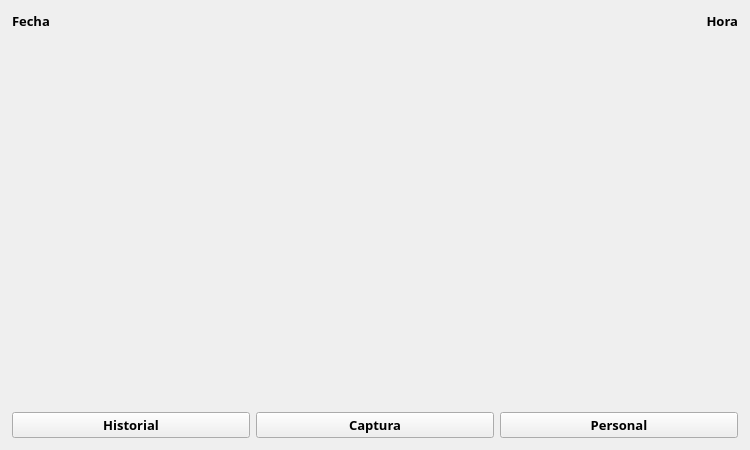
This is ventanaprincipal.ui in enchiladaSuiza/AsistenciaFototeca as Qt 5 draws it before an edit. The edited form follows.
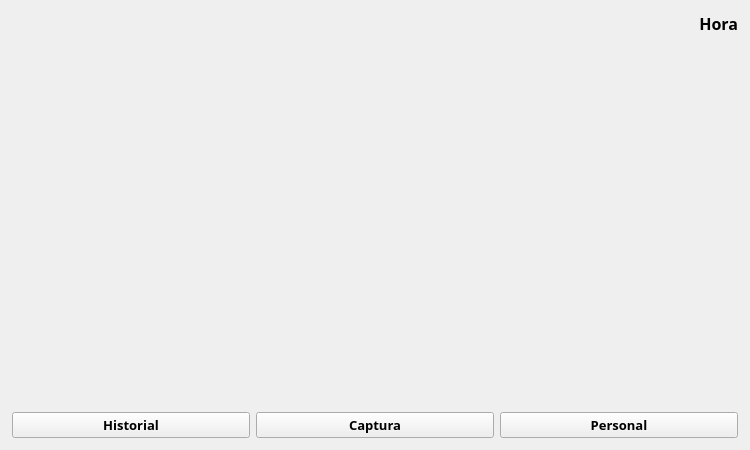
This is the edited form.

```diff
--- a/ventanaprincipal.ui
+++ b/ventanaprincipal.ui
@@ -36,16 +36,50 @@
        <number>0</number>
       </property>
       <item>
-       <widget class="QLabel" name="fechaLabel">
+       <widget class="QLabel" name="logoInah">
+        <property name="sizePolicy">
+         <sizepolicy hsizetype="Minimum" vsizetype="Minimum">
+          <horstretch>0</horstretch>
+          <verstretch>0</verstretch>
+         </sizepolicy>
+        </property>
+        <property name="minimumSize">
+         <size>
+          <width>0</width>
+          <height>0</height>
+         </size>
+        </property>
+        <property name="text">
+         <string/>
+        </property>
+       </widget>
+      </item>
+      <item>
+       <widget class="QLabel" name="logoSinafo">
+        <property name="sizePolicy">
+         <sizepolicy hsizetype="Minimum" vsizetype="Minimum">
+          <horstretch>0</horstretch>
+          <verstretch>0</verstretch>
+         </sizepolicy>
+        </property>
+        <property name="minimumSize">
+         <size>
+          <width>0</width>
+          <height>0</height>
+         </size>
+        </property>
         <property name="font">
          <font>
           <family>Montserrat</family>
-          <pointsize>10</pointsize>
+          <pointsize>12</pointsize>
           <bold>true</bold>
          </font>
         </property>
         <property name="text">
-         <string>Fecha</string>
+         <string/>
+        </property>
+        <property name="alignment">
+         <set>Qt::AlignCenter</set>
         </property>
        </widget>
       </item>
@@ -54,7 +88,7 @@
         <property name="font">
          <font>
           <family>Montserrat</family>
-          <pointsize>10</pointsize>
+          <pointsize>12</pointsize>
           <bold>true</bold>
          </font>
         </property>
@@ -73,7 +107,7 @@
       <property name="font">
        <font>
         <family>Montserrat</family>
-        <pointsize>10</pointsize>
+        <pointsize>12</pointsize>
         <bold>true</bold>
        </font>
       </property>
```
Left out of the diff: 4 changed lines with no effect on the pictures.
